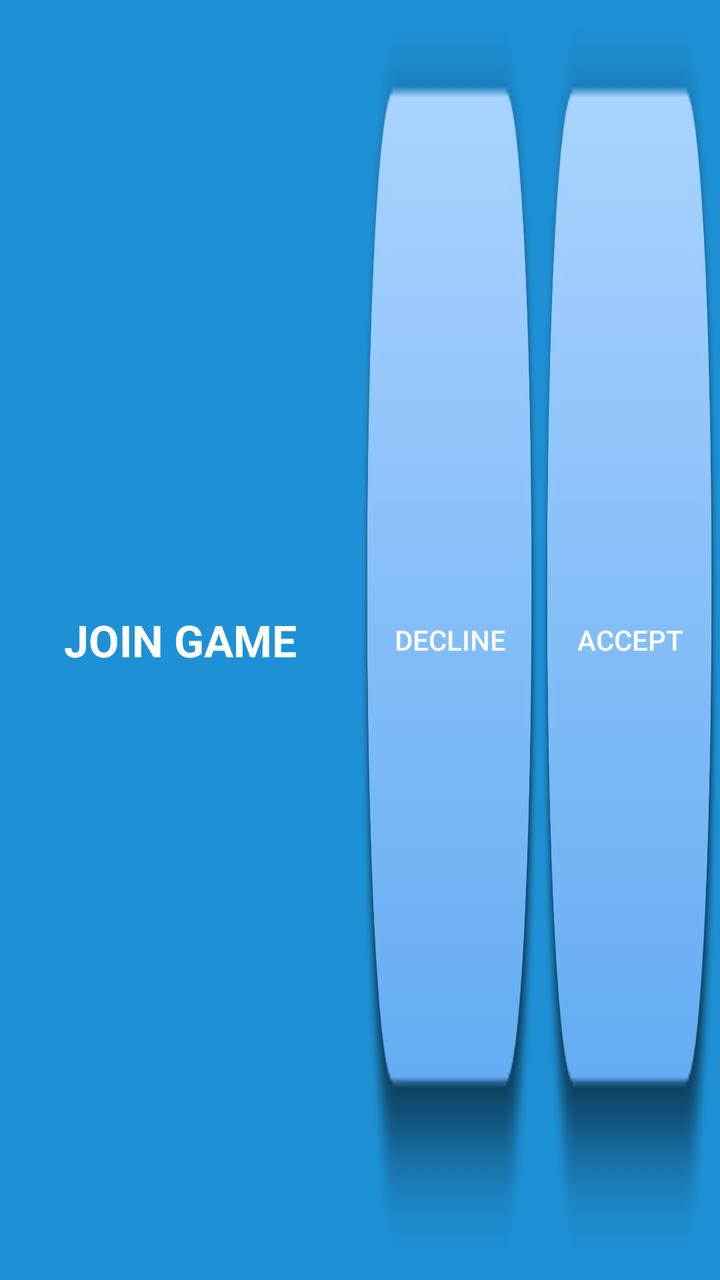
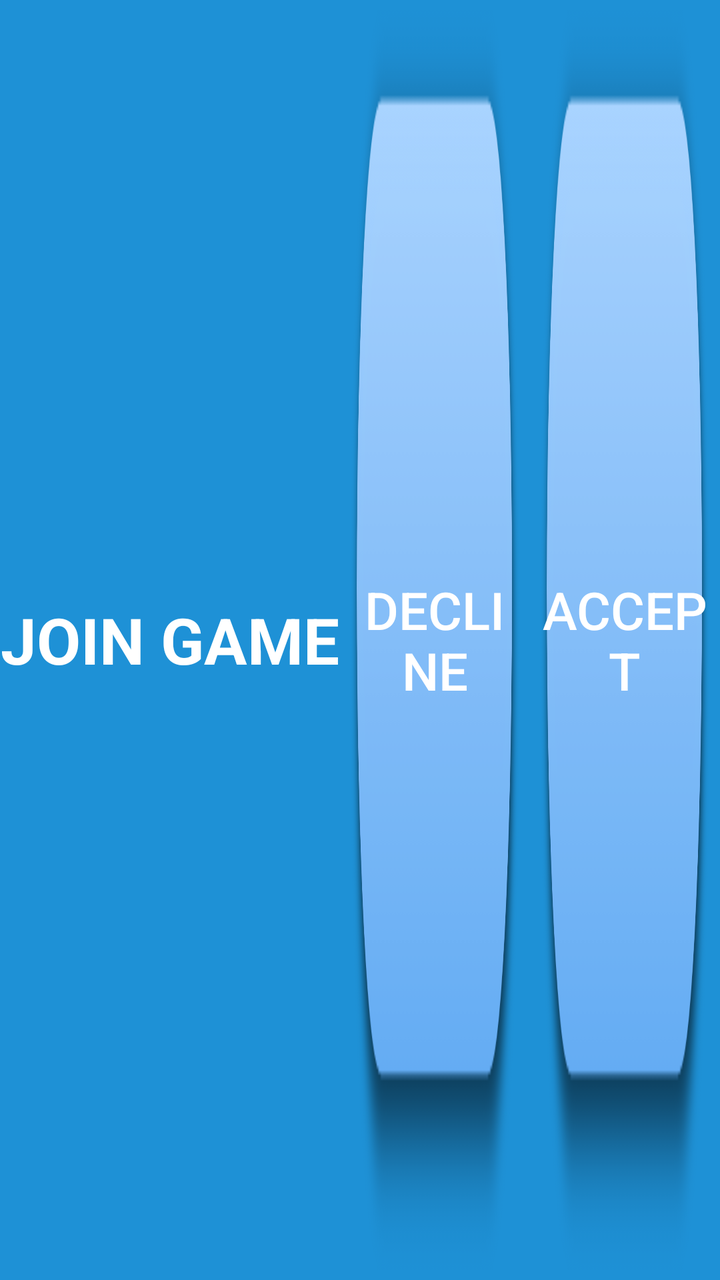

Screens rendered from an Android XML layout before and after an edit, with the pre-edit source and the edit as a unified diff.
<!-- AndroidManifest.xml: application theme AppTheme -->
<!-- res/layout/activity_invite_large.xml -->
<?xml version="1.0" encoding="utf-8"?>
<LinearLayout xmlns:android="http://schemas.android.com/apk/res/android"
    android:layout_width="match_parent"
    android:layout_height="50dp"
    android:background="@color/color2"
    android:orientation="horizontal"
    android:weightSum="100">

    <TextView
        android:id="@+id/incoming_invitation_text"
        android:layout_width="0dp"
        android:layout_height="match_parent"
        android:layout_weight="50"
        android:gravity="center"
        android:text="JOIN GAME"
        android:textColor="@color/white"
        android:textSize="22sp"
        android:textStyle="bold" />

    <Button
        android:id="@+id/decline_button"
        android:layout_width="0dp"
        android:layout_height="match_parent"
        android:layout_weight="25"
        android:background="@drawable/multiplayer_button"
        android:text="Decline"
        android:textColor="@color/white" />

    <Button
        android:id="@+id/button_accept_popup_invitation"
        android:layout_width="0dp"
        android:layout_height="match_parent"
        android:layout_weight="25"
        android:background="@drawable/multiplayer_button"
        android:text="Accept"
        android:textColor="@color/white" />
</LinearLayout>
<!-- resources referenced by this layout -->
<resources>
  <color name="color2">#1e91d6</color>
  <color name="white">#ffffff</color>
  <!-- drawable multiplayer_button (drawable-nodpi) -->
  <?xml version="1.0" encoding="utf-8"?>
  <selector xmlns:android="http://schemas.android.com/apk/res/android">
      
      
      <item android:state_pressed="true" android:drawable="@drawable/orange3dpressed" />
      <item android:drawable="@drawable/orange3d" />
  </selector>
  <style name="AppTheme" parent="Theme.AppCompat.Light.NoActionBar">
      <item name="colorPrimary">@color/colorPrimary</item>
      <item name="colorPrimaryDark">@color/colorPrimaryDark</item>
      <item name="colorAccent">@color/colorAccent</item>
      <item name="preferenceTheme">@style/PreferenceThemeOverlay.v14.Material</item>
  
  </style>
  <!-- drawable orange3dpressed: png bitmap (drawable-nodpi, 13531 bytes) -->
  <!-- drawable orange3d: png bitmap (drawable-nodpi, 12709 bytes) -->
  <color name="colorPrimary">#FFFFFF</color>
  <color name="colorPrimaryDark">#454444</color>
  <color name="colorAccent">#1e91d6</color>
</resources>

<!-- the commit's change to res/layout/activity_invite_large.xml (unified diff, before → after) -->
@@ -1,7 +1,7 @@
 <?xml version="1.0" encoding="utf-8"?>
 <LinearLayout xmlns:android="http://schemas.android.com/apk/res/android"
     android:layout_width="match_parent"
-    android:layout_height="50dp"
+    android:layout_height="80dp"
     android:background="@color/color2"
     android:orientation="horizontal"
     android:weightSum="100">
@@ -14,24 +14,28 @@
         android:gravity="center"
         android:text="JOIN GAME"
         android:textColor="@color/white"
-        android:textSize="22sp"
+        android:textSize="32sp"
         android:textStyle="bold" />
 
     <Button
         android:id="@+id/decline_button"
         android:layout_width="0dp"
         android:layout_height="match_parent"
+        android:layout_margin="5dp"
         android:layout_weight="25"
         android:background="@drawable/multiplayer_button"
         android:text="Decline"
-        android:textColor="@color/white" />
+        android:textColor="@color/white"
+        android:textSize="26sp" />
 
     <Button
         android:id="@+id/button_accept_popup_invitation"
         android:layout_width="0dp"
         android:layout_height="match_parent"
+        android:layout_margin="5dp"
         android:layout_weight="25"
         android:background="@drawable/multiplayer_button"
         android:text="Accept"
-        android:textColor="@color/white" />
+        android:textColor="@color/white"
+        android:textSize="26sp" />
 </LinearLayout>
